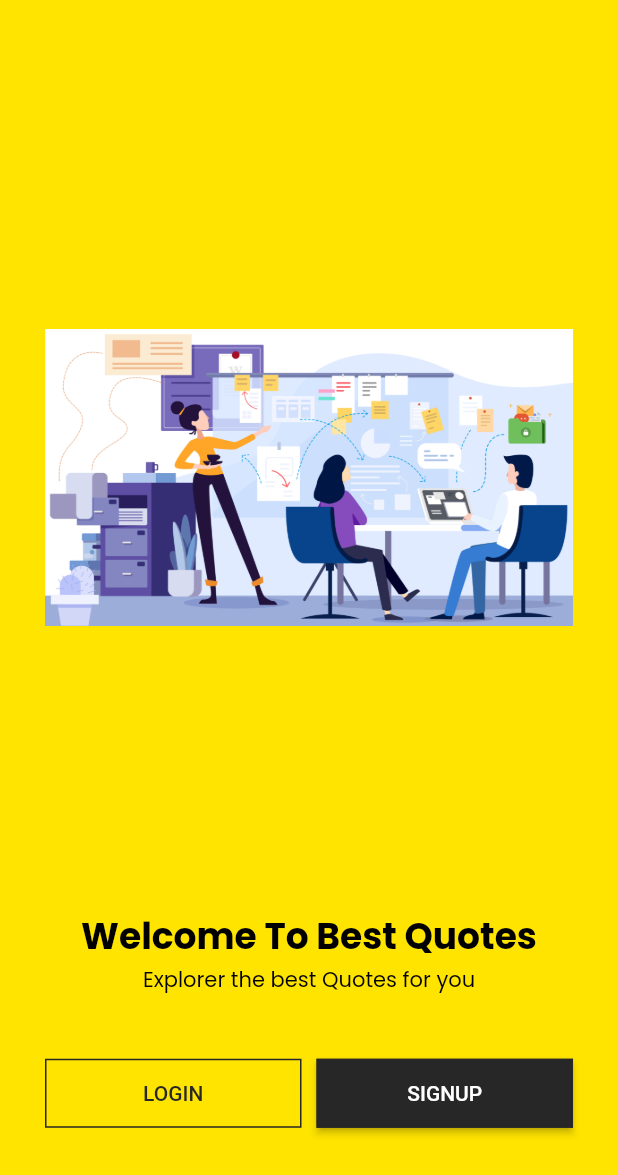
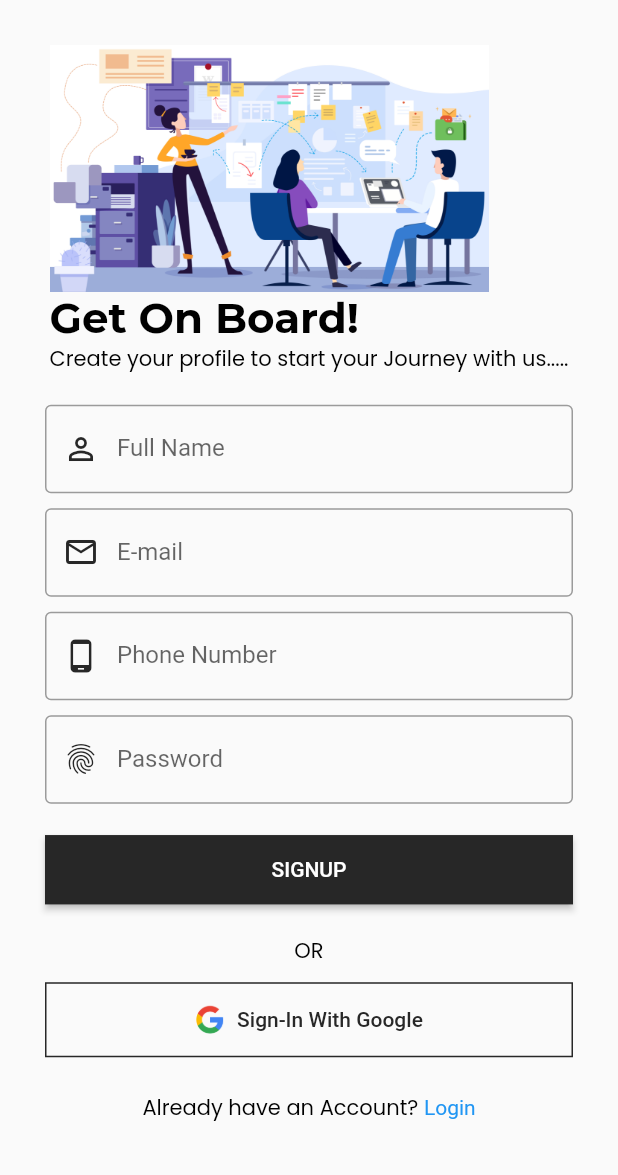
Before and after one commit to ali-sojib/Flutter-Componet-app-with-firebase, a Flutter app: the WelcomeScreen screen opened directly, after a tap on "SIGNUP", on a phone screen of 412 x 824 dp. Shown: the top 1175 px of the screen. Run offline on Flutter 3.47's test engine with Material 2 defaults, Android fonts, the phone set to English and light mode, and no system bars; our stand-ins replace get, google_fonts, liquid_swipe, smooth_page_indicator.

Commit message:
signup Page UI with reusable header & footer widget form

```diff
--- a/lib/src/features/authentication/screens/login/login_footer_widget.dart
+++ b/lib/src/common_widgets/form/form_footer_widget.dart
@@ -1,13 +1,17 @@
 import 'package:flutter/material.dart';
 
-import '../../../../constant/image_strings.dart';
-import '../../../../constant/sizes.dart';
-import '../../../../constant/text_strings.dart';
+import '../../constant/image_strings.dart';
+import '../../constant/sizes.dart';
+import '../../constant/text_strings.dart';
 
-class LoginFooterWidget extends StatelessWidget {
-  const LoginFooterWidget({
+class FormFooterWidget extends StatelessWidget {
+  FormFooterWidget({
     Key? key,
+    required this.ftText,
+    required this.sdText,
   }) : super(key: key);
+
+  String ftText, sdText;
 
   @override
   Widget build(BuildContext context) {
@@ -29,11 +33,11 @@ class LoginFooterWidget extends StatelessWidget {
           onPressed: () {},
           child: Text.rich(
             TextSpan(
-              text: sDontHaveAnAccount,
+              text: ftText,
               style: Theme.of(context).textTheme.bodyText1,
-              children: const [
+              children: [
                 TextSpan(
-                  text: sSignUp,
+                  text: sdText,
                   style: TextStyle(color: Colors.blue),
                 ),
               ],
--- /dev/null
+++ b/lib/src/common_widgets/form/form_header_widget.dart
@@ -0,0 +1,28 @@
+import 'package:flutter/material.dart';
+
+class FormHeaderWidget extends StatelessWidget {
+  FormHeaderWidget({
+    Key? key,
+    // required this.size,
+    required this.img,
+    required this.title,
+    required this.subTitle,
+  }) : super(key: key);
+
+  // final Size size;
+  String img, title, subTitle;
+
+  @override
+  Widget build(BuildContext context) {
+    final size = MediaQuery.of(context).size;
+
+    return Column(
+      crossAxisAlignment: CrossAxisAlignment.start,
+      children: [
+        Image(image: AssetImage(img), height: size.height * 0.2),
+        Text(title, style: Theme.of(context).textTheme.headline1),
+        Text(subTitle, style: Theme.of(context).textTheme.bodyText1),
+      ],
+    );
+  }
+}
--- a/lib/src/constant/text_strings.dart
+++ b/lib/src/constant/text_strings.dart
@@ -27,10 +27,16 @@ const String sWelcomeScreenSubTitle = "Explorer the best Quotes for you";
 const String sLoginTitle = "Welcome Back, ";
 const String sLoginSubTitle = "Make it work, make it right, make it fast.";
 const String sRememberMe = "Remember Me?";
-const String sAlreadyHaveAnAccount = "Already have an Account?";
+const String sAlreadyHaveAnAccount = "Already have an Account? ";
 const String sDontHaveAnAccount = "Don't Have An Account? ";
 
 const String sEmail = "E-mail";
 const String sPassword = "Password";
 const String sForgetPassword = "Forget Password? ";
 const String sSignInWithGoogle = "Sign-In With Google";
+
+//--Signup Screen Text
+const String sSignupTitle = "Get On Board!";
+const String sSignupSubTitle = "Create your profile to start your Journey with us.....";
+const String sPhoneNo = "Phone Number";
+const String sFullName = "Full Name";
--- a/lib/src/features/authentication/screens/login/login_header_widget.dart
+++ /dev/null
@@ -1,25 +0,0 @@
-import 'package:flutter/material.dart';
-
-import '../../../../constant/image_strings.dart';
-import '../../../../constant/text_strings.dart';
-
-class LoginHeaderWidget extends StatelessWidget {
-  const LoginHeaderWidget({
-    Key? key,
-    required this.size,
-  }) : super(key: key);
-
-  final Size size;
-
-  @override
-  Widget build(BuildContext context) {
-    return Column(
-      crossAxisAlignment: CrossAxisAlignment.start,
-      children: [
-        Image(image: AssetImage(sWelcomeScreenImage), height: size.height * 0.2),
-        Text(sLoginTitle, style: Theme.of(context).textTheme.headline1),
-        Text(sLoginSubTitle, style: Theme.of(context).textTheme.bodyText1),
-      ],
-    );
-  }
-}
--- a/lib/src/features/authentication/screens/login/login_screen.dart
+++ b/lib/src/features/authentication/screens/login/login_screen.dart
@@ -1,11 +1,11 @@
 import 'package:flutter/material.dart';
 
+import '../../../../common_widgets/form/form_footer_widget.dart';
+import '../../../../common_widgets/form/form_header_widget.dart';
 import '../../../../constant/image_strings.dart';
 import '../../../../constant/sizes.dart';
 import '../../../../constant/text_strings.dart';
-import 'login_footer_widget.dart';
 import 'login_form_widget.dart';
-import 'login_header_widget.dart';
 
 class LoginScreen extends StatelessWidget {
   const LoginScreen({Key? key}) : super(key: key);
@@ -22,9 +22,9 @@ class LoginScreen extends StatelessWidget {
             child: Column(
               crossAxisAlignment: CrossAxisAlignment.start,
               children: [
-                LoginHeaderWidget(size: size),
+                FormHeaderWidget(img: sWelcomeScreenImage, title: sLoginTitle, subTitle: sLoginSubTitle),
                 const LoginForm(),
-                const LoginFooterWidget(),
+                FormFooterWidget(ftText: sDontHaveAnAccount, sdText: sSignUp),
               ],
             ),
           ),
--- /dev/null
+++ b/lib/src/features/authentication/screens/signup/signup_form_widget.dart
@@ -0,0 +1,59 @@
+import 'package:flutter/material.dart';
+
+import '../../../../constant/sizes.dart';
+import '../../../../constant/text_strings.dart';
+
+class SignUpFormWidget extends StatelessWidget {
+  const SignUpFormWidget({
+    Key? key,
+  }) : super(key: key);
+
+  @override
+  Widget build(BuildContext context) {
+    return Container(
+      padding: EdgeInsets.symmetric(vertical: sFormHeight - 10),
+      child: Form(
+        child: Column(
+          crossAxisAlignment: CrossAxisAlignment.start,
+          children: [
+            TextFormField(
+              decoration: const InputDecoration(
+                label: Text(sFullName),
+                prefixIcon: Icon(Icons.person_outline),
+              ),
+            ),
+            SizedBox(height: sFormHeight - 20),
+            TextFormField(
+              decoration: const InputDecoration(
+                label: Text(sEmail),
+                prefixIcon: Icon(Icons.email_outlined),
+              ),
+            ),
+            SizedBox(height: sFormHeight - 20),
+            TextFormField(
+              decoration: const InputDecoration(
+                label: Text(sPhoneNo),
+                prefixIcon: Icon(Icons.phone_android),
+              ),
+            ),
+            SizedBox(height: sFormHeight - 20),
+            TextFormField(
+              decoration: const InputDecoration(
+                label: Text(sPassword),
+                prefixIcon: Icon(Icons.fingerprint_outlined),
+              ),
+            ),
+            SizedBox(height: sFormHeight - 10),
+            SizedBox(
+              width: double.infinity,
+              child: ElevatedButton(
+                onPressed: () {},
+                child: Text(sSignUp.toUpperCase()),
+              ),
+            )
+          ],
+        ),
+      ),
+    );
+  }
+}
--- /dev/null
+++ b/lib/src/features/authentication/screens/signup/signup_screen.dart
@@ -0,0 +1,36 @@
+import 'package:flutter/material.dart';
+import 'package:flutter_app_with_firebase/src/common_widgets/form/form_header_widget.dart';
+import 'package:flutter_app_with_firebase/src/constant/sizes.dart';
+import 'package:flutter_app_with_firebase/src/constant/text_strings.dart';
+import 'package:flutter_app_with_firebase/src/features/authentication/screens/signup/signup_form_widget.dart';
+
+import '../../../../common_widgets/form/form_footer_widget.dart';
+import '../../../../constant/image_strings.dart';
+
+class SignupScreen extends StatelessWidget {
+  const SignupScreen({Key? key}) : super(key: key);
+
+  @override
+  Widget build(BuildContext context) {
+    return SafeArea(
+      child: Scaffold(
+        body: SingleChildScrollView(
+          child: Container(
+            padding: EdgeInsets.all(sDefaultSize),
+            child: Column(
+              children: [
+                FormHeaderWidget(
+                  img: sWelcomeScreenImage,
+                  title: sSignupTitle,
+                  subTitle: sSignupSubTitle,
+                ),
+                const SignUpFormWidget(),
+                FormFooterWidget(ftText: sAlreadyHaveAnAccount, sdText: sLogin)
+              ],
+            ),
+          ),
+        ),
+      ),
+    );
+  }
+}
--- a/lib/src/features/authentication/screens/welcome/welcome_screen.dart
+++ b/lib/src/features/authentication/screens/welcome/welcome_screen.dart
@@ -4,6 +4,7 @@ import 'package:flutter_app_with_firebase/src/constant/image_strings.dart';
 import 'package:flutter_app_with_firebase/src/constant/sizes.dart';
 import 'package:flutter_app_with_firebase/src/constant/text_strings.dart';
 import 'package:flutter_app_with_firebase/src/features/authentication/screens/login/login_screen.dart';
+import 'package:flutter_app_with_firebase/src/features/authentication/screens/signup/signup_screen.dart';
 import 'package:get/get.dart';
 import '../../../../common_widgets/fade_in_animation/animation_design.dart';
 import '../../../../common_widgets/fade_in_animation/fade_in_animation_controller.dart';
@@ -63,7 +64,9 @@ class WelcomeScreen extends StatelessWidget {
                       SizedBox(width: 10),
                       Expanded(
                         child: ElevatedButton(
-                          onPressed: () {},
+                          onPressed: () {
+                            Get.to(SignupScreen());
+                          },
                           child: Text(sSignUp.toUpperCase()),
                         ),
                       ),
--- a/lib/src/utils/theme/theme.dart
+++ b/lib/src/utils/theme/theme.dart
@@ -1,5 +1,6 @@
 import 'package:flutter/material.dart';
 import 'package:flutter_app_with_firebase/src/utils/theme/widget_theme/elevatedButton_theme.dart';
+import 'package:flutter_app_with_firebase/src/utils/theme/widget_theme/text_field_theme.dart';
 import 'package:flutter_app_with_firebase/src/utils/theme/widget_theme/text_theme.dart';
 import 'package:flutter_app_with_firebase/src/utils/theme/widget_theme/outlinedButton_theme.dart';
 
@@ -7,6 +8,7 @@ class SAppTheme {
   ///making SAppTheme constructor private
   ///so no one can create an instance of this class
   SAppTheme._();
+
 /*
     ///0x=hexa definaiton
     ///FF= opacity
@@ -32,11 +34,13 @@ class SAppTheme {
     textTheme: STextTheme.lightTextTheme,
     outlinedButtonTheme: SOutlinedButtonTheme.lightOutlinedButtonTheme,
     elevatedButtonTheme: SElevatedButtonTheme.lightElevatedButtonTheme,
+    inputDecorationTheme: STextFormFieldTheme.lightInputDecorationTheme,
   );
   static ThemeData darkTheme = ThemeData(
     brightness: Brightness.dark,
     textTheme: STextTheme.darkTextTheme,
     outlinedButtonTheme: SOutlinedButtonTheme.darkOutlinedButtonTheme,
     elevatedButtonTheme: SElevatedButtonTheme.darkElevatedButtonTheme,
+    inputDecorationTheme: STextFormFieldTheme.darkInputDecorationTheme,
   );
 }
--- /dev/null
+++ b/lib/src/utils/theme/widget_theme/text_field_theme.dart
@@ -0,0 +1,24 @@
+import 'package:flutter/material.dart';
+import '../../../constant/colors.dart';
+
+class STextFormFieldTheme {
+  STextFormFieldTheme._();
+
+  static InputDecorationTheme lightInputDecorationTheme = const InputDecorationTheme(
+    border: OutlineInputBorder(),
+    prefixIconColor: sSecondaryColor,
+    floatingLabelStyle: TextStyle(color: sSecondaryColor),
+    focusedBorder: OutlineInputBorder(
+      borderSide: BorderSide(width: 2, color: sSecondaryColor),
+    ),
+  );
+
+  static InputDecorationTheme darkInputDecorationTheme = const InputDecorationTheme(
+    border: OutlineInputBorder(),
+    prefixIconColor: sPrimaryColor,
+    floatingLabelStyle: TextStyle(color: sPrimaryColor),
+    focusedBorder: OutlineInputBorder(
+      borderSide: BorderSide(width: 2, color: sPrimaryColor),
+    ),
+  );
+}
```
